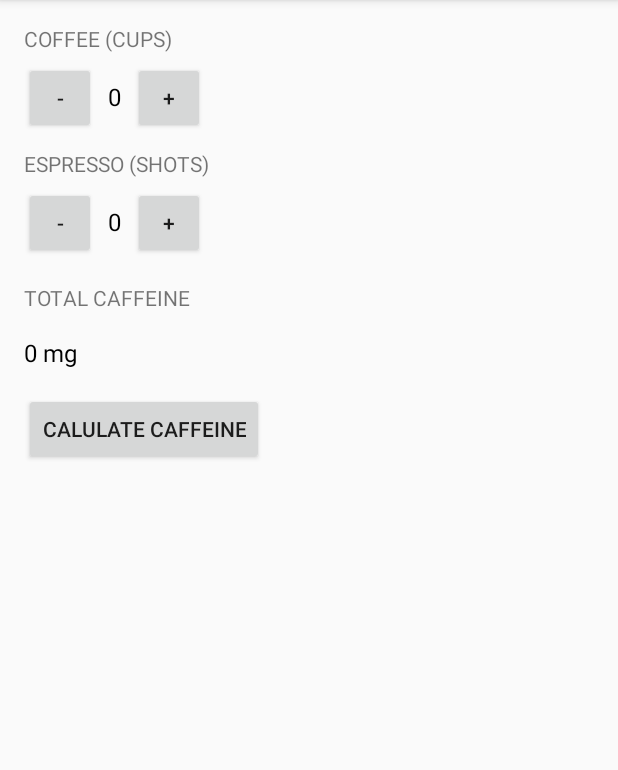
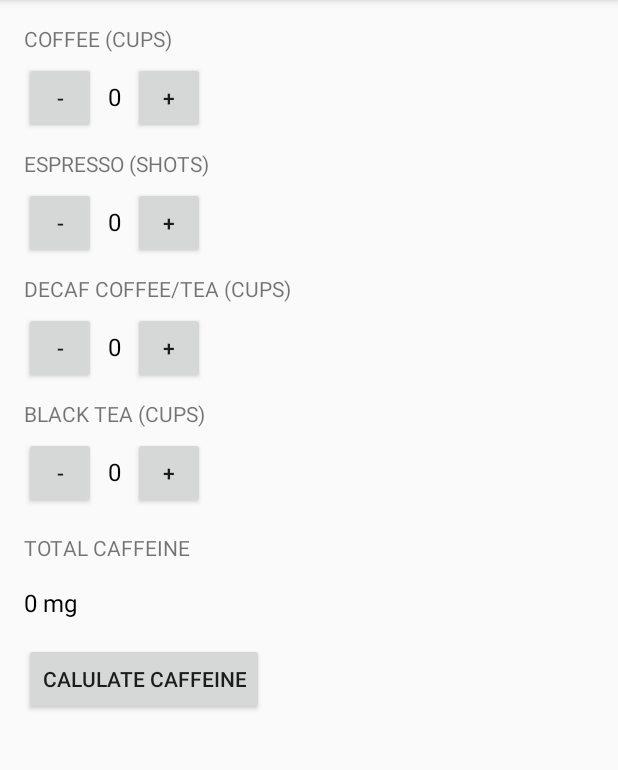
Before and after one commit to mfitzharris/caffeinecalculator, an Android app: the screen it shows after launch (MainActivity), on a phone screen of 412 x 824 dp, the part 84-854 px from its top. Run offline under Robolectric (Android 15) with nearby library versions, the phone set to English and light mode, and no system bars.

Commit message:
Add black tea and decaf beverages(tea and coffee) to calculator

```diff
--- a/app/src/main/java/com/example/android/caffeinecalculator/MainActivity.java
+++ b/app/src/main/java/com/example/android/caffeinecalculator/MainActivity.java
@@ -20,17 +20,11 @@ public class MainActivity extends AppCompatActivity {
 
     int coffee = 0;
 
-    /**
-     * This method is called when the plus button is clicked.
-     */
     public void incrementCoffee(View view) {
         coffee = coffee + 1;
         displayCoffee(coffee);
     }
 
-    /**
-     * This method is called when the minus button is clicked.
-     */
     public void decrementCoffee(View view) {
         coffee = coffee - 1;
         displayCoffee(coffee);
@@ -38,26 +32,45 @@ public class MainActivity extends AppCompatActivity {
 
     int espresso = 0;
 
-    /**
-     * This method is called when the plus button is clicked.
-     */
     public void incrementEspresso(View view) {
         espresso = espresso + 1;
         displayEspresso(espresso);
     }
 
-    /**
-     * This method is called when the minus button is clicked.
-     */
     public void decrementEspresso(View view) {
         espresso = espresso - 1;
         displayEspresso(espresso);
     }
+
+    int decaf = 0;
+
+    public void incrementDecaf(View view) {
+        decaf = decaf + 1;
+        displayDecaf(decaf);
+    }
+
+    public void decrementDecaf(View view) {
+        decaf = decaf - 1;
+        displayDecaf(decaf);
+    }
+
+    int blackTea = 0;
+
+    public void incrementBlackTea(View view) {
+        blackTea = blackTea + 1;
+        displayBlackTea(blackTea);
+    }
+
+    public void decrementBlackTea(View view) {
+        blackTea = blackTea - 1;
+        displayBlackTea(blackTea);
+    }
+
     /**
      * This method is called when the order button is clicked.
      */
     public void calculateCaffeine(View view) {
-        int caffeine = (coffee * 150) + (espresso * 60);
+        int caffeine = (coffee * 150) + (espresso * 60) + (decaf * 6) + (blackTea * 50);
         displayMessage("You have consumed approximately " + caffeine + " mg of caffeine.");
     }
 
@@ -74,6 +87,16 @@ public class MainActivity extends AppCompatActivity {
         quantityTextView.setText("" + number);
     }
 
+    private void displayDecaf(int number) {
+        TextView quantityTextView = (TextView) findViewById(R.id.decaf_text_view);
+        quantityTextView.setText("" + number);
+    }
+
+    private void displayBlackTea(int number) {
+        TextView quantityTextView = (TextView) findViewById(R.id.black_tea_text_view);
+        quantityTextView.setText("" + number);
+    }
+
     /**
      * This method displays the given text on the screen.
      */
--- a/app/src/main/res/layout/activity_main.xml
+++ b/app/src/main/res/layout/activity_main.xml
@@ -82,6 +82,77 @@
 
     </LinearLayout>
 
+    <TextView
+        android:layout_width="wrap_content"
+        android:layout_height="wrap_content"
+        android:layout_marginTop="10dp"
+        android:layout_marginBottom="6dp"
+        android:textAllCaps="true"
+        android:text="Decaf Coffee/Tea (cups)" />
+
+    <LinearLayout
+        android:layout_width="match_parent"
+        android:layout_height="wrap_content"
+        android:orientation="horizontal">
+
+        <Button
+            android:layout_width="48dp"
+            android:layout_height="48dp"
+            android:text="-"
+            android:onClick="decrementDecaf"/>
+
+        <TextView
+            android:id="@+id/decaf_text_view"
+            android:layout_width="wrap_content"
+            android:layout_height="wrap_content"
+            android:padding="8dp"
+            android:textSize="16sp"
+            android:textColor="@android:color/black"
+            android:text="0"/>
+
+        <Button
+            android:layout_width="48dp"
+            android:layout_height="48dp"
+            android:text="+"
+            android:onClick="incrementDecaf"/>
+
+    </LinearLayout>
+
+    <TextView
+        android:layout_width="wrap_content"
+        android:layout_height="wrap_content"
+        android:layout_marginTop="10dp"
+        android:layout_marginBottom="6dp"
+        android:textAllCaps="true"
+        android:text="Black Tea (cups)" />
+
+    <LinearLayout
+        android:layout_width="match_parent"
+        android:layout_height="wrap_content"
+        android:orientation="horizontal">
+
+        <Button
+            android:layout_width="48dp"
+            android:layout_height="48dp"
+            android:text="-"
+            android:onClick="decrementBlackTea"/>
+
+        <TextView
+            android:id="@+id/black_tea_text_view"
+            android:layout_width="wrap_content"
+            android:layout_height="wrap_content"
+            android:padding="8dp"
+            android:textSize="16sp"
+            android:textColor="@android:color/black"
+            android:text="0"/>
+
+        <Button
+            android:layout_width="48dp"
+            android:layout_height="48dp"
+            android:text="+"
+            android:onClick="incrementBlackTea"/>
+
+    </LinearLayout>
 
     <TextView
         android:layout_width="wrap_content"
```
